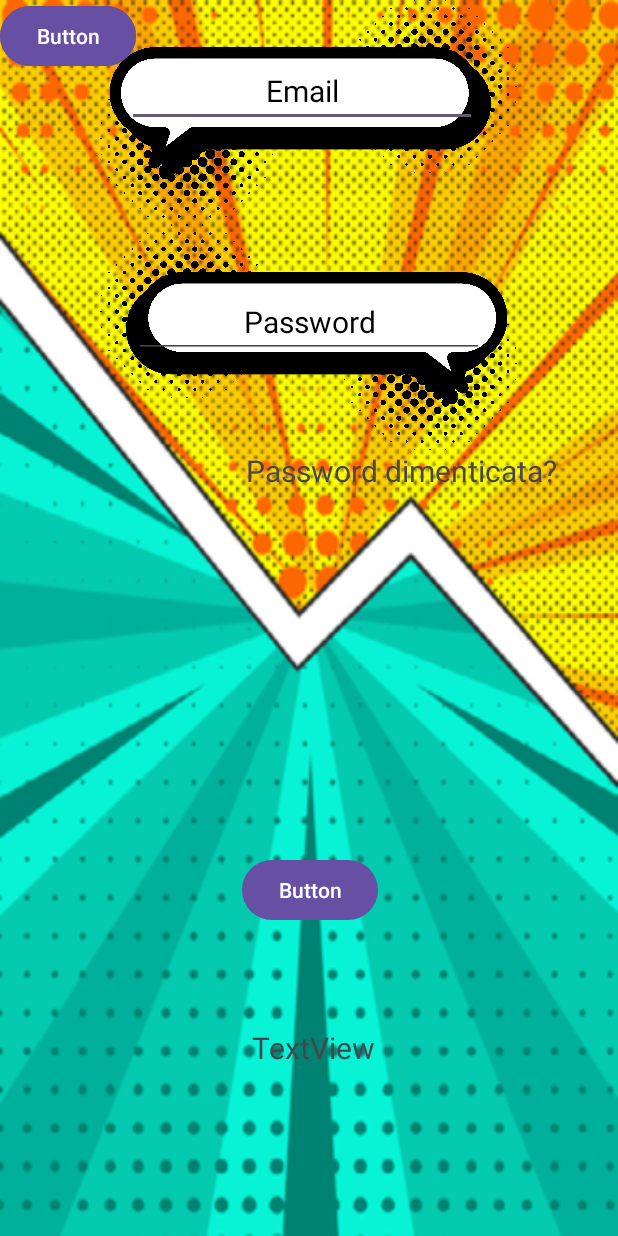
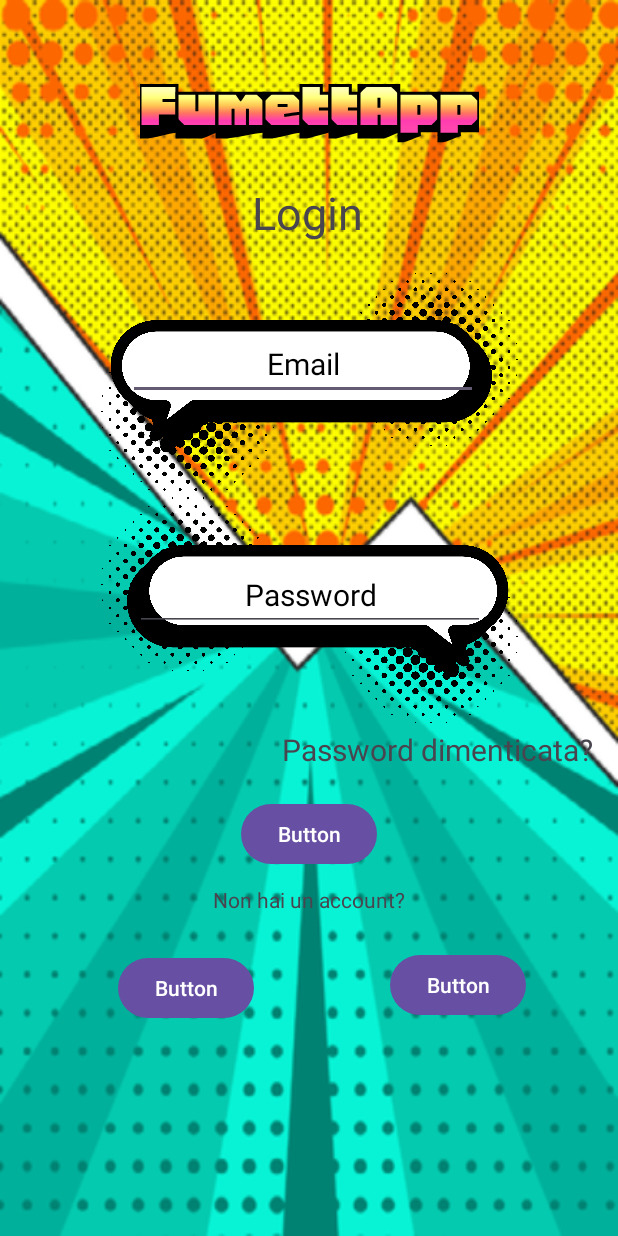
Before and after one commit to corideli/FumettApp, an Android app: the layout activity_login.xml on its own in the app's theme, with its tools: preview values and no code run, on a phone screen of 412 x 824 dp. Run offline under Robolectric (Android 15) with nearby library versions, the phone set to English and light mode, and no system bars.

Commit message:
Modifiche layout

```diff
--- a/app/src/main/AndroidManifest.xml
+++ b/app/src/main/AndroidManifest.xml
@@ -14,15 +14,15 @@
         tools:targetApi="31">
         <activity
             android:name=".LoginActivity"
-            android:exported="false" />
+            android:exported="true" >
+        <intent-filter>
+            <action android:name="android.intent.action.MAIN" />
+            <category android:name="android.intent.category.LAUNCHER" />
+        </intent-filter>
+        </activity>
         <activity
             android:name=".MainActivity"
             android:exported="true">
-            <intent-filter>
-                <action android:name="android.intent.action.MAIN" />
-
-                <category android:name="android.intent.category.LAUNCHER" />
-            </intent-filter>
         </activity>
     </application>
 
--- a/app/src/main/res/layout/activity_login.xml
+++ b/app/src/main/res/layout/activity_login.xml
@@ -9,36 +9,23 @@
     tools:context=".LoginActivity">
 
 
-    <Button
-        android:id="@+id/button"
-        android:layout_width="wrap_content"
-        android:layout_height="wrap_content"
-        android:text="Button"
-        tools:layout_editor_absoluteX="73dp"
-        tools:layout_editor_absoluteY="634dp" />
-
     <ImageView
         android:id="@+id/imageView2"
         android:layout_width="350dp"
         android:layout_height="150dp"
-        android:layout_marginStart="30dp"
-        android:layout_marginEnd="31dp"
+        android:layout_marginTop="20dp"
         app:layout_constraintEnd_toEndOf="parent"
         app:layout_constraintStart_toStartOf="parent"
-        app:srcCompat="@drawable/sfondoemail"
-        tools:layout_editor_absoluteY="178dp" />
+        app:layout_constraintTop_toBottomOf="@+id/textView4"
+        app:srcCompat="@drawable/sfondoemail" />
 
     <ImageView
         android:id="@+id/imageView3"
         android:layout_width="350dp"
         android:layout_height="150dp"
-        android:layout_marginStart="30dp"
-        android:layout_marginEnd="31dp"
-        app:layout_constraintBottom_toTopOf="@+id/textView2"
         app:layout_constraintEnd_toEndOf="parent"
         app:layout_constraintStart_toStartOf="parent"
         app:layout_constraintTop_toBottomOf="@+id/imageView2"
-        app:layout_constraintVertical_bias="0.0"
         app:srcCompat="@drawable/sfondopassword" />
 
     <EditText
@@ -75,75 +62,98 @@
         app:layout_constraintTop_toTopOf="@+id/imageView3"
         app:layout_constraintVertical_bias="0.401" />
 
-    <Button
-        android:id="@+id/button2"
-        android:layout_width="wrap_content"
-        android:layout_height="wrap_content"
-        android:text="Button"
-        tools:layout_editor_absoluteX="250dp"
-        tools:layout_editor_absoluteY="634dp" />
-
     <TextView
         android:id="@+id/textView"
         android:layout_width="wrap_content"
         android:layout_height="wrap_content"
+        android:layout_marginTop="4dp"
+        android:layout_marginBottom="11dp"
         android:text="Password dimenticata?"
         android:textSize="20sp"
         app:layout_constraintBottom_toTopOf="@+id/button3"
         app:layout_constraintEnd_toEndOf="parent"
-        app:layout_constraintHorizontal_bias="0.8"
+        app:layout_constraintHorizontal_bias="0.92"
         app:layout_constraintStart_toStartOf="parent"
         app:layout_constraintTop_toBottomOf="@+id/imageView3"
         app:layout_constraintVertical_bias="0.0" />
 
     <TextView
-        android:id="@+id/textView2"
-        android:layout_width="wrap_content"
-        android:layout_height="wrap_content"
-        android:layout_marginBottom="112dp"
-        android:text="TextView"
-        android:textSize="20sp"
-        app:layout_constraintBottom_toBottomOf="parent"
-        app:layout_constraintEnd_toEndOf="parent"
-        app:layout_constraintHorizontal_bias="0.51"
-        app:layout_constraintStart_toStartOf="parent" />
-
-    <TextView
         android:id="@+id/textView3"
         android:layout_width="wrap_content"
         android:layout_height="wrap_content"
+        android:layout_marginTop="40dp"
+        android:fontFamily="@font/honkregular"
         android:text="FumettApp"
         android:textSize="50dp"
-        app:layout_constraintBottom_toTopOf="@+id/textView4"
         app:layout_constraintEnd_toEndOf="parent"
-        app:layout_constraintHorizontal_bias="0.496"
         app:layout_constraintStart_toStartOf="parent"
-        app:layout_constraintTop_toTopOf="parent"
-        app:layout_constraintVertical_bias="0.761" />
+        app:layout_constraintTop_toTopOf="parent" />
 
     <TextView
         android:id="@+id/textView4"
         android:layout_width="wrap_content"
         android:layout_height="wrap_content"
+        android:layout_marginTop="20dp"
         android:layout_marginBottom="12dp"
         android:text="Login"
         android:textSize="30dp"
         app:layout_constraintBottom_toTopOf="@+id/imageView2"
         app:layout_constraintEnd_toEndOf="parent"
-        app:layout_constraintStart_toStartOf="parent" />
+        app:layout_constraintHorizontal_bias="0.498"
+        app:layout_constraintStart_toStartOf="parent"
+        app:layout_constraintTop_toBottomOf="@+id/textView3" />
 
     <Button
         android:id="@+id/button3"
         android:layout_width="wrap_content"
         android:layout_height="wrap_content"
-        android:layout_marginBottom="16dp"
+        android:layout_marginTop="50dp"
         android:text="Button"
-        app:layout_constraintBottom_toTopOf="@+id/textView2"
         app:layout_constraintEnd_toEndOf="parent"
-        app:layout_constraintHorizontal_bias="0.503"
         app:layout_constraintStart_toStartOf="parent"
-        app:layout_constraintTop_toBottomOf="@+id/imageView3"
-        app:layout_constraintVertical_bias="0.84" />
+        app:layout_constraintTop_toBottomOf="@+id/imageView3" />
+
+    <androidx.constraintlayout.widget.ConstraintLayout
+        android:id="@+id/constraintLayout"
+        android:layout_width="409dp"
+        android:layout_height="56dp"
+        android:layout_marginTop="21dp"
+        app:layout_constraintEnd_toEndOf="parent"
+        app:layout_constraintStart_toStartOf="parent"
+        app:layout_constraintTop_toBottomOf="@+id/textView2">
+
+        <Button
+            android:id="@+id/button"
+            android:layout_width="wrap_content"
+            android:layout_height="wrap_content"
+            android:text="Button"
+            app:layout_constraintBottom_toBottomOf="parent"
+            app:layout_constraintEnd_toStartOf="@+id/button2"
+            app:layout_constraintHorizontal_bias="0.461"
+            app:layout_constraintStart_toStartOf="parent"
+            app:layout_constraintTop_toTopOf="parent" />
+
+        <Button
+            android:id="@+id/button2"
+            android:layout_width="wrap_content"
+            android:layout_height="wrap_content"
+            android:layout_marginEnd="60dp"
+            android:layout_marginBottom="4dp"
+            android:text="Button"
+            app:layout_constraintBottom_toBottomOf="parent"
+            app:layout_constraintEnd_toEndOf="parent"
+            app:layout_constraintTop_toTopOf="parent" />
+    </androidx.constraintlayout.widget.ConstraintLayout>
+
+    <TextView
+        android:id="@+id/textView2"
+        android:layout_width="wrap_content"
+        android:layout_height="wrap_content"
+        android:layout_marginTop="10dp"
+        android:text="Non hai un account?"
+        app:layout_constraintEnd_toEndOf="parent"
+        app:layout_constraintStart_toStartOf="parent"
+        app:layout_constraintTop_toBottomOf="@+id/button3" />
 
 
 </androidx.constraintlayout.widget.ConstraintLayout>
```
Also changed, not shown: app/src/main/res/font/honkregular.ttf (added).
